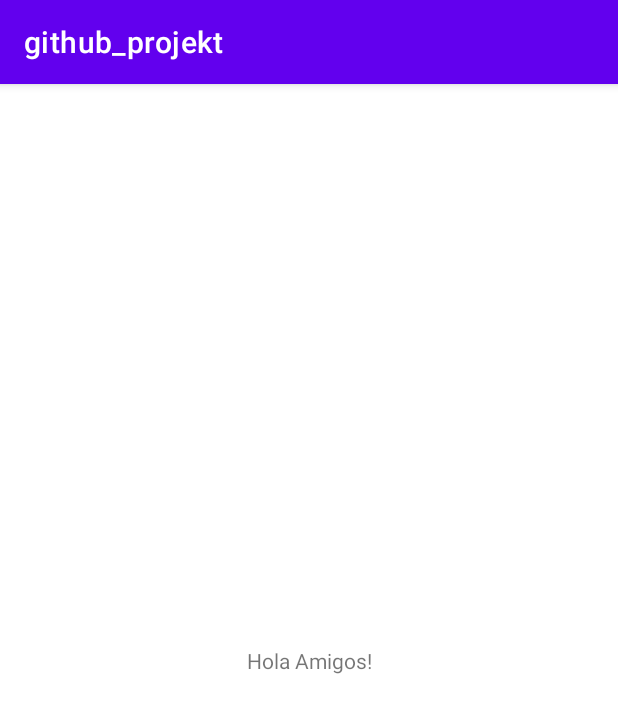
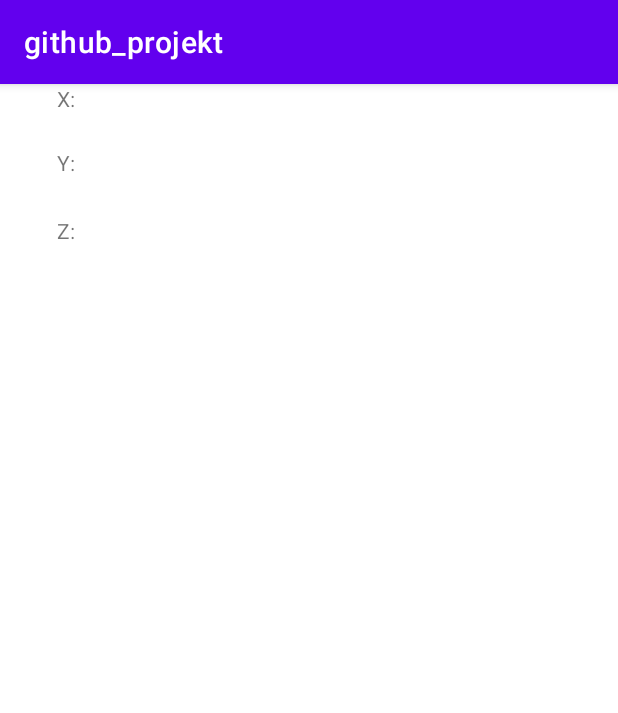
Before and after one commit to Arne1509/github_projekt, an Android app: the screen it shows after launch (MainActivity), on a phone screen of 412 x 824 dp. Shown: the top 713 px of the screen. Run offline under Robolectric (Android 15) with nearby library versions, the phone set to English and light mode, and no system bars; 6 statements that could not run were skipped.

```diff
--- a/app/src/main/java/com/example/github_projekt/MainActivity.java
+++ b/app/src/main/java/com/example/github_projekt/MainActivity.java
@@ -1,14 +1,53 @@
 package com.example.github_projekt;
 
+import android.hardware.*;
+import android.widget.RelativeLayout;
 import androidx.appcompat.app.AppCompatActivity;
 import android.os.Bundle;
+import android.os.Bundle;
+import android.widget.TextView;
 
-public class MainActivity extends AppCompatActivity {
+
+public class MainActivity extends AppCompatActivity implements SensorEventListener {
+
+    RelativeLayout relativeLayout;          //Um Hintergrundfarbe ändern zu können
+    SensorManager sensorManager;            //Zur Verwaltung der Sensor Objekte
+    Sensor sensorProximity;                 //Näherungssensor zur Abstandsmessung
+    TextView tvDistance:                    //zur Anzeige nah oder fern
+    boolean hasProximitySensor;             //Variable wird true gesetzt wenn Sensor vorhanden ist
+    float maxDistance;                      //maximaler Abstand des Näherungssensors
+    float Distance;                         //gemessener Abstand des Näherungssensors
+
 
     @Override
     protected void onCreate(Bundle savedInstanceState) {
         super.onCreate(savedInstanceState);
         setContentView(R.layout.activity_main);
-        //test2
+
+        //TextView-Objekte referenzieren
+        tvX = (TextView) findViewById(R.id.textViewX);
+        tvY = (TextView) findViewById(R.id.textViewY);
+        tvZ = (TextView) findViewById(R.id.textViewZ);
+
+        //Sensormanager
+        sm = (SensorManager) getSystemService(SENSOR_SERVICE);
+
+        //Acceleration Sensor
+        sensorAcc = sm.getDefaultSensor(Sensor.TYPE_ACCELEROMETER);
+
+        //register Sensor Listener
+        sm.registerListener(this, sensorAcc, sm.SENSOR_DELAY_NORMAL);
+    }
+
+    @Override
+    public void onSensorChanged(SensorEvent event) {
+        tvX.setText("X:" + event.values[0]);
+        tvY.setText("Y:" + event.values[1]);
+        tvZ.setText("Z:" + event.values[2]);
+    }
+
+    @Override
+    public void onAccuracyChanged(Sensor sensor, int accuracy) {
+        //Do nothing here
     }
 }
--- a/app/src/main/res/layout/activity_main.xml
+++ b/app/src/main/res/layout/activity_main.xml
@@ -1,18 +1,43 @@
 <?xml version="1.0" encoding="utf-8"?>
-<androidx.constraintlayout.widget.ConstraintLayout
+<RelativeLayout
         xmlns:android="http://schemas.android.com/apk/res/android"
         xmlns:tools="http://schemas.android.com/tools"
         xmlns:app="http://schemas.android.com/apk/res-auto"
+        android:id="@+id/activity_main"
         android:layout_width="match_parent"
         android:layout_height="match_parent"
+
         tools:context=".MainActivity">
     <TextView
+            android:text="X:"
             android:layout_width="wrap_content"
             android:layout_height="wrap_content"
-            android:text="Hola Amigos!"
-            app:layout_constraintBottom_toBottomOf="parent"
-            app:layout_constraintLeft_toLeftOf="parent"
-            app:layout_constraintRight_toRightOf="parent"
-            app:layout_constraintTop_toTopOf="parent"/>
+            android:layout_alignParentTop="true"
+            android:layout_alignParentLeft="true"
+            android:layout_alignParentStart="true"
+            android:layout_marginLeft="38dp"
+            android:layout_marginStart="38dp"
+            android:id="@+id/textViewX"
+    />
+    <TextView
+            android:text="Y:"
+            android:layout_width="wrap_content"
+            android:layout_height="wrap_content"
+            android:layout_below="@+id/textViewX"
+            android:layout_alignLeft="@+id/textViewX"
+            android:layout_alignStart="@+id/textViewX"
+            android:layout_marginTop="23dp"
+            android:id="@+id/textViewY"
+    />
+    <TextView
+            android:text="Z:"
+            android:layout_width="wrap_content"
+            android:layout_height="wrap_content"
+            android:layout_marginTop="26dp"
+            android:id="@+id/textViewZ"
+            android:layout_below="@+id/textViewY"
+            android:layout_alignLeft="@+id/textViewY"
+            android:layout_alignStart="@+id/textViewY"
+    />
 
-</androidx.constraintlayout.widget.ConstraintLayout>
+</RelativeLayout>
```
